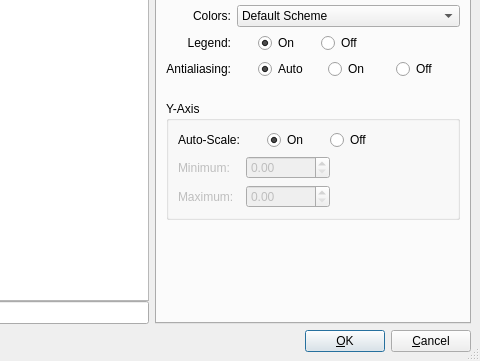
First picture: the form in src/chart/chartdialog.ui, repository performancecopilot/pcp, before the edit; both pictures show x 132 to 612 and y 96 to 457 of the 612 by 457 pixel window.
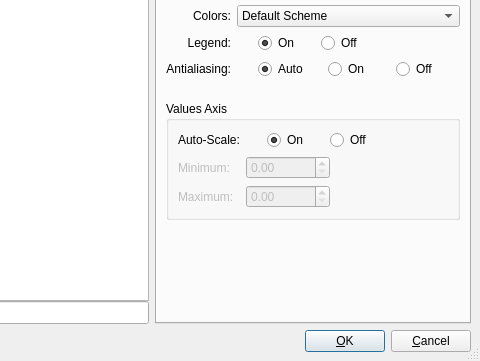
Second picture: the form after the edit. Icons and pictures are not drawn. Custom widgets are drawn as their Qt base class.

Commit message: Change "Y-Axis" references to "Values Axis".

The edit to the form file:
```diff
--- a/src/chart/chartdialog.ui
+++ b/src/chart/chartdialog.ui
@@ -478,7 +478,7 @@
             <string>When enabled, autoscaling causes the Y axis to be scaled based on the minimum and maximum observed values.  When disabled, the minimum and maximum Y axis values specified here are always used (even if the values observed lie outside that range).</string>
            </property>
            <property name="title" >
-            <string>Y-Axis</string>
+            <string>Values Axis</string>
            </property>
            <layout class="QGridLayout" >
             <property name="margin" >
```
Left out of the diff: 2 changed lines with no effect on the pictures. The commit also changes 2 other files.
